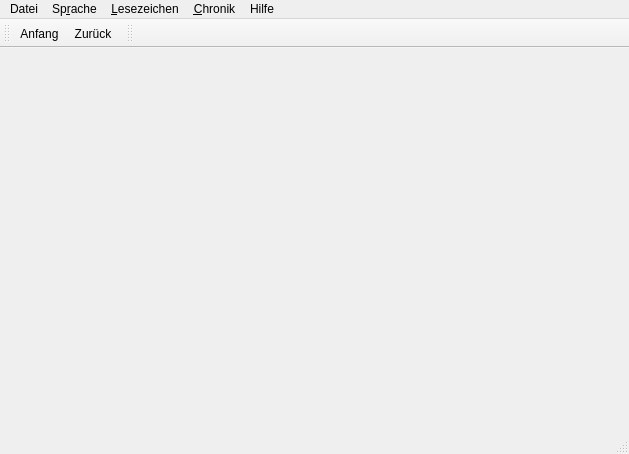
Old version of the form core/ui/MainWindow.ui in the repository aschuman/CoBaB.
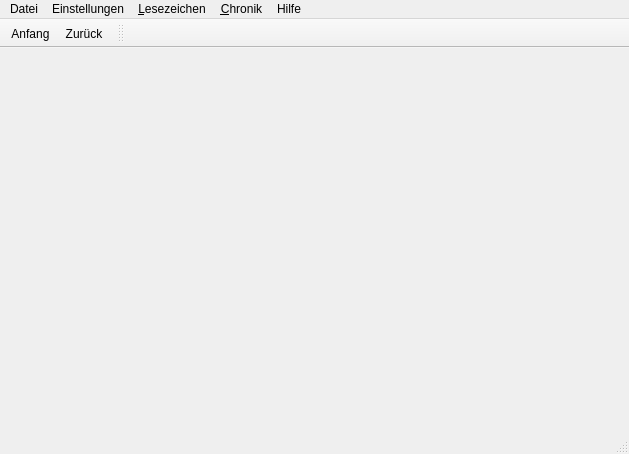
New version of the form.

Patch:
```diff
--- a/core/ui/MainWindow.ui
+++ b/core/ui/MainWindow.ui
@@ -35,9 +35,9 @@
     </property>
     <addaction name="mDatasetAction"/>
    </widget>
-   <widget class="QMenu" name="mLanguageMenu">
+   <widget class="QMenu" name="mSettingsMenu">
     <property name="title">
-     <string>Sp&amp;rache</string>
+     <string>Einstellungen</string>
     </property>
     <addaction name="mActionDeutsch"/>
     <addaction name="mActionEnglish"/>
@@ -60,7 +60,7 @@
     <addaction name="mHelpAction"/>
    </widget>
    <addaction name="mFileMenu"/>
-   <addaction name="mLanguageMenu"/>
+   <addaction name="mSettingsMenu"/>
    <addaction name="mBookmarkMenu"/>
    <addaction name="mHistoryMenu"/>
    <addaction name="mHelpMenu"/>
@@ -70,6 +70,12 @@
    <property name="windowTitle">
     <string>toolBar</string>
    </property>
+   <property name="movable">
+    <bool>false</bool>
+   </property>
+   <property name="floatable">
+    <bool>false</bool>
+   </property>
    <attribute name="toolBarArea">
     <enum>TopToolBarArea</enum>
    </attribute>
```
Left out of the diff: 30 changed lines with no effect on the pictures.
